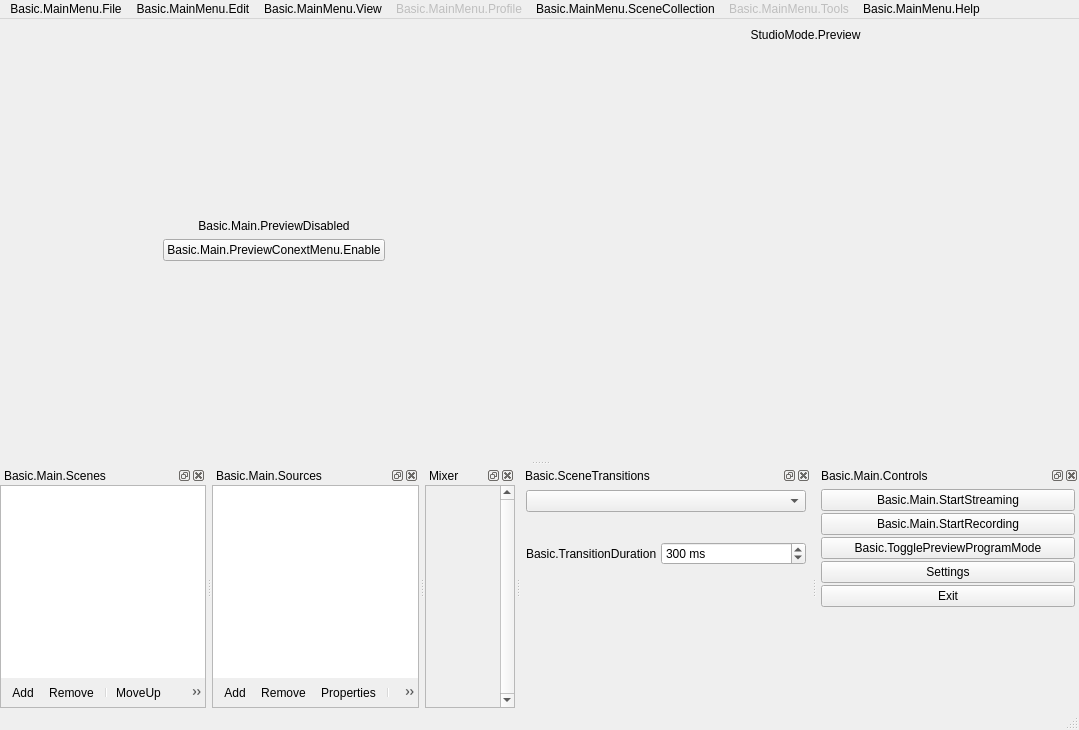
Old version of the form UI/forms/OBSBasic.ui in the repository ai-music/obs-studio.
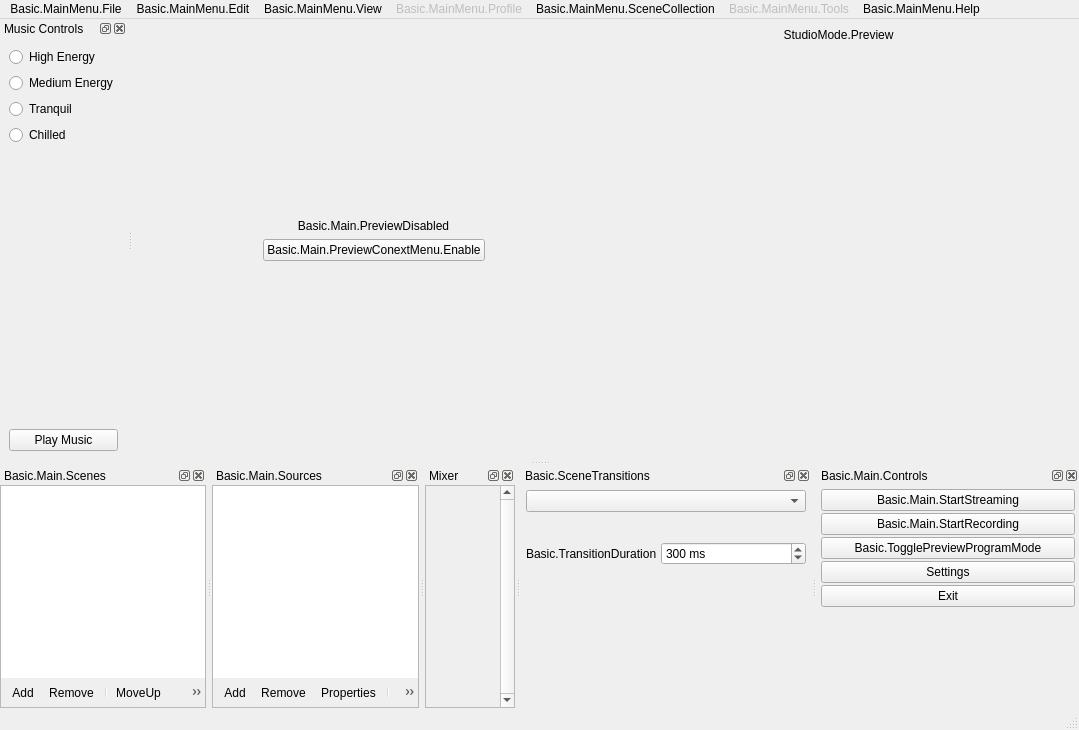
New version of the form. Icons and pictures are not drawn. Custom widgets are drawn as their Qt base class.

Commit message: Latest changes to hide the transitions tab

Diff of the .ui file:
```diff
--- a/UI/forms/OBSBasic.ui
+++ b/UI/forms/OBSBasic.ui
@@ -23,6 +23,11 @@
     <height>0</height>
    </size>
   </property>
+  <property name="font">
+   <font>
+    <family>MS Shell Dlg 2</family>
+   </font>
+  </property>
   <property name="windowTitle">
    <string>.MainWindow</string>
   </property>
@@ -1198,6 +1203,78 @@
     </layout>
    </widget>
   </widget>
+  <widget class="QDockWidget" name="musicControlsWidget">
+   <property name="windowTitle">
+    <string>Music Controls</string>
+   </property>
+   <attribute name="dockWidgetArea">
+    <number>1</number>
+   </attribute>
+   <widget class="QWidget" name="musicControlsWidgetContents">
+    <layout class="QHBoxLayout" name="horizontalLayout_9">
+     <item>
+      <layout class="QVBoxLayout" name="verticalLayout_8">
+       <item>
+        <layout class="QVBoxLayout" name="verticalLayout_10">
+         <item>
+          <layout class="QVBoxLayout" name="verticalLayout_11">
+           <item>
+            <widget class="QRadioButton" name="radioButton">
+             <property name="text">
+              <string>High Energy</string>
+             </property>
+            </widget>
+           </item>
+           <item>
+            <widget class="QRadioButton" name="radioButton_4">
+             <property name="text">
+              <string>Medium Energy</string>
+             </property>
+            </widget>
+           </item>
+           <item>
+            <widget class="QRadioButton" name="radioButton_2">
+             <property name="text">
+              <string>Tranquil</string>
+             </property>
+            </widget>
+           </item>
+           <item>
+            <widget class="QRadioButton" name="radioButton_3">
+             <property name="text">
+              <string>Chilled</string>
+             </property>
+            </widget>
+           </item>
+           <item>
+            <spacer name="verticalSpacer_4">
+             <property name="orientation">
+              <enum>Qt::Vertical</enum>
+             </property>
+             <property name="sizeHint" stdset="0">
+              <size>
+               <width>20</width>
+               <height>40</height>
+              </size>
+             </property>
+            </spacer>
+           </item>
+          </layout>
+         </item>
+         <item>
+          <widget class="QPushButton" name="playMusicButton">
+           <property name="text">
+            <string>Play Music</string>
+           </property>
+          </widget>
+         </item>
+        </layout>
+       </item>
+      </layout>
+     </item>
+    </layout>
+   </widget>
+  </widget>
   <action name="actionAddScene">
    <property name="icon">
     <iconset>
```
Left out of the diff: 7 changed lines with no effect on the pictures. The commit also changes 4 other files.
